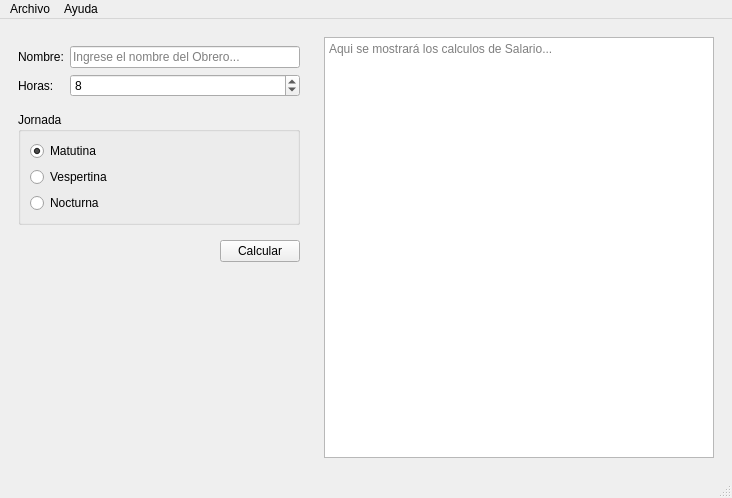
Old version of the form salario.ui in the repository C-A-L-E-L/Qt_Salario.
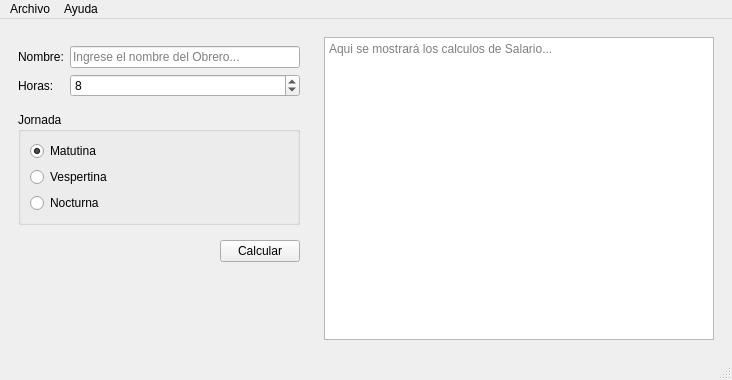
New version of the form. Icons and pictures are not drawn.

What changed in the file:
```diff
--- a/salario.ui
+++ b/salario.ui
@@ -7,7 +7,7 @@
     <x>0</x>
     <y>0</y>
     <width>732</width>
-    <height>498</height>
+    <height>380</height>
    </rect>
   </property>
   <property name="windowTitle">
```
Left out of the diff: 8 changed lines with no effect on the pictures.
